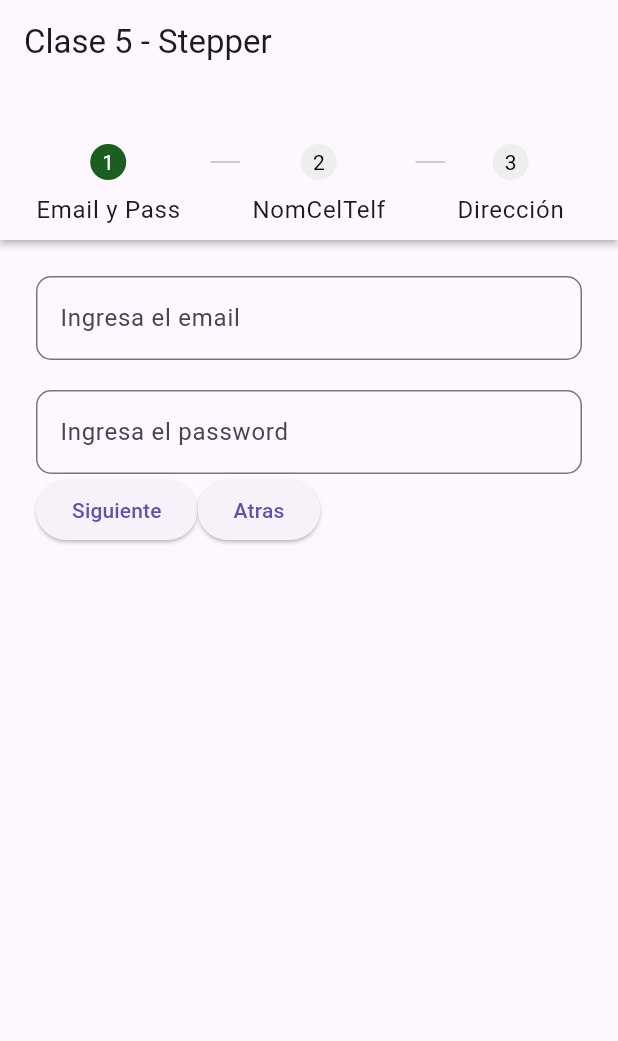
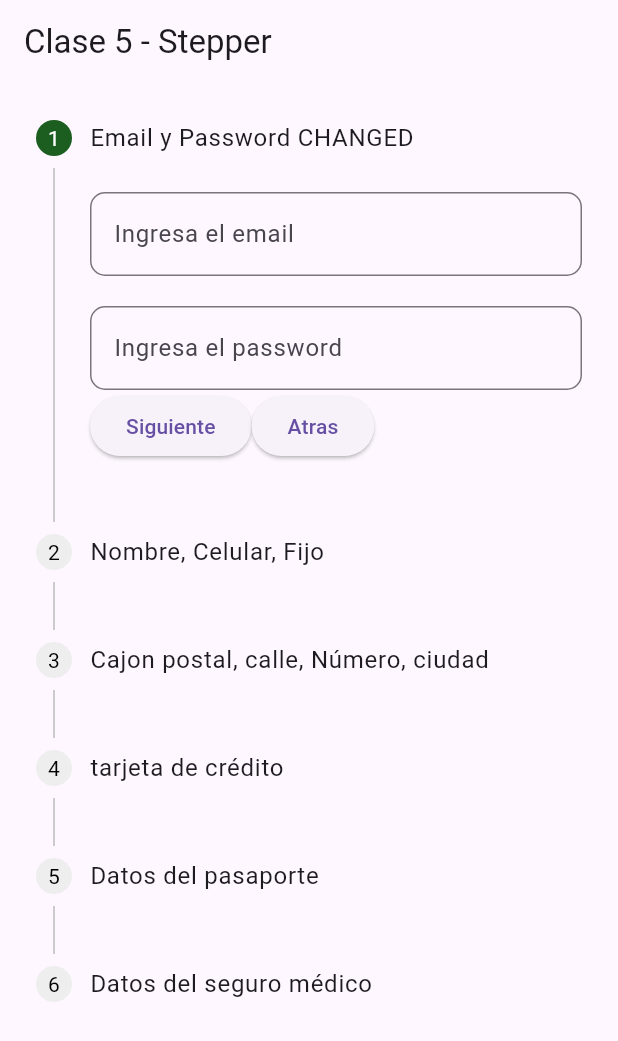
Before and after one commit to joseluisdaza/MFS_2_MobileAvanzado, a Flutter app: the screen it shows after launch, on a phone screen of 412 x 824 dp. Shown: the top 1041 px of the screen. Run offline on Flutter 3.47's test engine with Material 3 defaults, Android fonts, the phone set to English and light mode, and no system bars; missing offline and left inert: dart:ffi.

```diff
--- a/DEMO/demo/lib/clase5/home.dart
+++ b/DEMO/demo/lib/clase5/home.dart
@@ -24,8 +24,8 @@ class _HomeState extends State<Home> {
 
   _siguiente() {
     setState(() {
-      //Evitamos ir al paso 3 o mas, porque solo estamos disendo 3 pasos, (0,1,2  )
-      if (_currentStep < 2) {
+      //Evitamos ir al paso 3 o mas, porque solo estamos disendo 6 pasos, (0,1,2,3,4,5)
+      if (_currentStep < 6) {
         _currentStep++;
       }
     });
@@ -81,7 +81,7 @@ class _HomeState extends State<Home> {
               steps: <Step>[
                 //Step 1
                 Step(
-                  title: Text('Email y Password'),
+                  title: Text('Email y Password CHANGED'),
                   stepStyle: _configStep(0),
                   content: Container(
                     alignment: Alignment.centerLeft,
@@ -120,7 +120,7 @@ class _HomeState extends State<Home> {
                 //Step 2
                 Step(
                   title: Text('Nombre, Celular, Fijo'),
-                  stepStyle: _configStep(2),
+                  stepStyle: _configStep(1),
                   content: Column(
                     children: [
                       TextFormField(
@@ -168,7 +168,7 @@ class _HomeState extends State<Home> {
                 //Step 3
                 Step(
                   title: Text('Cajon postal, calle, Número, ciudad'),
-                  stepStyle: _configStep(3),
+                  stepStyle: _configStep(2),
                   content: Column(
                     children: [
                       TextFormField(
@@ -225,6 +225,148 @@ class _HomeState extends State<Home> {
                     ],
                   ),
                 ),
+
+                Step(
+                  title: Text('tarjeta de crédito'),
+                  stepStyle: _configStep(3),
+                  content: Column(
+                    children: [
+                      TextFormField(
+                        decoration: InputDecoration(
+                          labelText: 'Ingresa el número de tarjeta',
+                          border: OutlineInputBorder(
+                            borderRadius: BorderRadius.circular(10),
+                            borderSide: BorderSide(
+                              color: Colors.grey,
+                              width: 1,
+                            ),
+                          ),
+                        ),
+                      ),
+                      SizedBox(height: 20),
+                      TextFormField(
+                        decoration: InputDecoration(
+                          labelText: 'Ingresa la fecha de expiración',
+                          border: OutlineInputBorder(
+                            borderRadius: BorderRadius.circular(10),
+                            borderSide: BorderSide(
+                              color: Colors.grey,
+                              width: 1,
+                            ),
+                          ),
+                        ),
+                      ),
+                      SizedBox(height: 20),
+                      TextFormField(
+                        decoration: InputDecoration(
+                          labelText: 'Ingresa el CVV',
+                          border: OutlineInputBorder(
+                            borderRadius: BorderRadius.circular(10),
+                            borderSide: BorderSide(
+                              color: Colors.grey,
+                              width: 1,
+                            ),
+                          ),
+                        ),
+                      ),
+                    ],
+                  ),
+                ),
+
+                Step(
+                  title: Text('Datos del pasaporte'),
+                  stepStyle: _configStep(4),
+                  content: Column(
+                    children: [
+                      TextFormField(
+                        decoration: InputDecoration(
+                          labelText: 'Ingresa el número de pasaporte',
+                          border: OutlineInputBorder(
+                            borderRadius: BorderRadius.circular(10),
+                            borderSide: BorderSide(
+                              color: Colors.grey,
+                              width: 1,
+                            ),
+                          ),
+                        ),
+                      ),
+                      SizedBox(height: 20),
+                      TextFormField(
+                        decoration: InputDecoration(
+                          labelText: 'Ingresa la nacionalidad',
+                          border: OutlineInputBorder(
+                            borderRadius: BorderRadius.circular(10),
+                            borderSide: BorderSide(
+                              color: Colors.grey,
+                              width: 1,
+                            ),
+                          ),
+                        ),
+                      ),
+                      SizedBox(height: 20),
+                      TextFormField(
+                        decoration: InputDecoration(
+                          labelText: 'Ingresa la fecha de expiración',
+                          border: OutlineInputBorder(
+                            borderRadius: BorderRadius.circular(10),
+                            borderSide: BorderSide(
+                              color: Colors.grey,
+                              width: 1,
+                            ),
+                          ),
+                        ),
+                      ),
+                    ],
+                  ),
+                ),
+
+                Step(
+                  title: Text('Datos del seguro médico'),
+                  stepStyle: _configStep(5),
+                  content: Column(
+                    children: [
+                      TextFormField(
+                        decoration: InputDecoration(
+                          labelText: 'Ingresa el número de póliza',
+                          border: OutlineInputBorder(
+                            borderRadius: BorderRadius.circular(10),
+                            borderSide: BorderSide(
+                              color: Colors.grey,
+                              width: 1,
+                            ),
+                          ),
+                        ),
+                      ),
+                      SizedBox(height: 20),
+                      TextFormField(
+                        decoration: InputDecoration(
+                          labelText: 'Ingresa la compañía aseguradora',
+                          border: OutlineInputBorder(
+                            borderRadius: BorderRadius.circular(10),
+                            borderSide: BorderSide(
+                              color: Colors.grey,
+                              width: 1,
+                            ),
+                          ),
+                        ),
+                      ),
+                      SizedBox(height: 20),
+                      TextFormField(
+                        decoration: InputDecoration(
+                          labelText:
+                              'Ingresa el número de contacto de emergencia',
+                          border: OutlineInputBorder(
+                            borderRadius: BorderRadius.circular(10),
+                            borderSide: BorderSide(
+                              color: Colors.grey,
+                              width: 1,
+                            ),
+                          ),
+                        ),
+                      ),
+                    ],
+                  ),
+                ),
               ],
             ),
           ),
--- a/DEMO/demo/lib/clase5/homeHorizontal.dart
+++ b/DEMO/demo/lib/clase5/homeHorizontal.dart
@@ -1,5 +1,3 @@
-import 'package:demo/clase3/codigo_exahaustivo.dart';
-import 'package:flutter/gestures.dart';
 import 'package:flutter/material.dart';
 
 class Home extends StatefulWidget {
--- a/DEMO/demo/lib/main.dart
+++ b/DEMO/demo/lib/main.dart
@@ -19,8 +19,8 @@
 //import 'package:demo/clase4/home.dart';
 
 //Clase5
-// import 'package:demo/clase5/home.dart';
-import 'package:demo/clase5/homeHorizontal.dart';
+import 'package:demo/clase5/home.dart';
+// import 'package:demo/clase5/homeHorizontal.dart';
 
 import 'package:flutter/material.dart';
 
```
